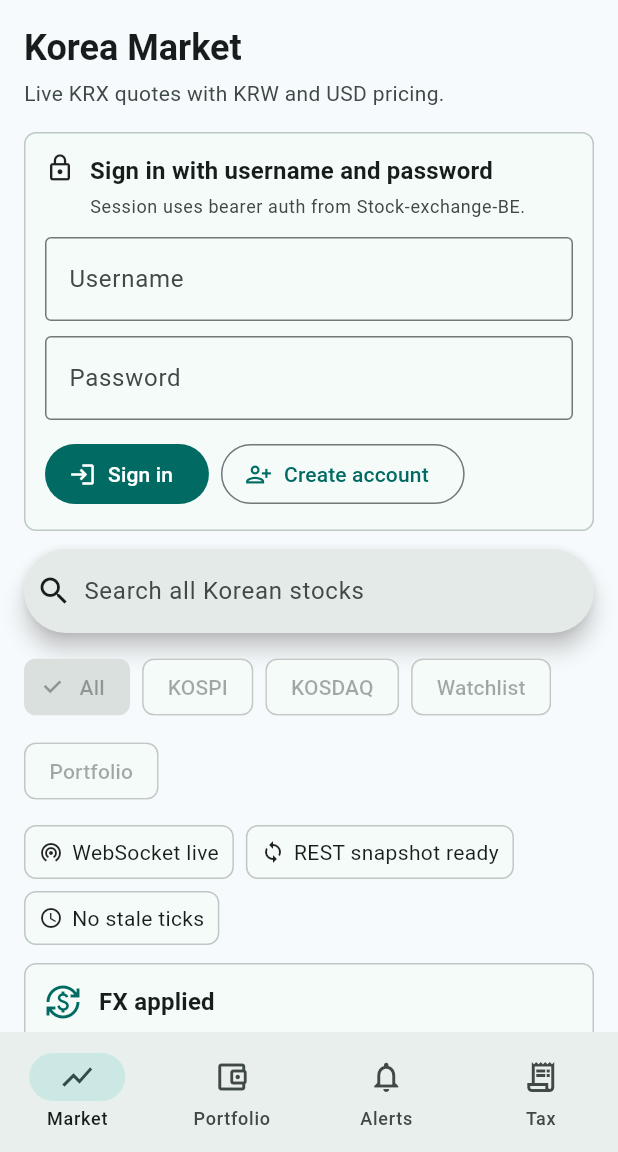
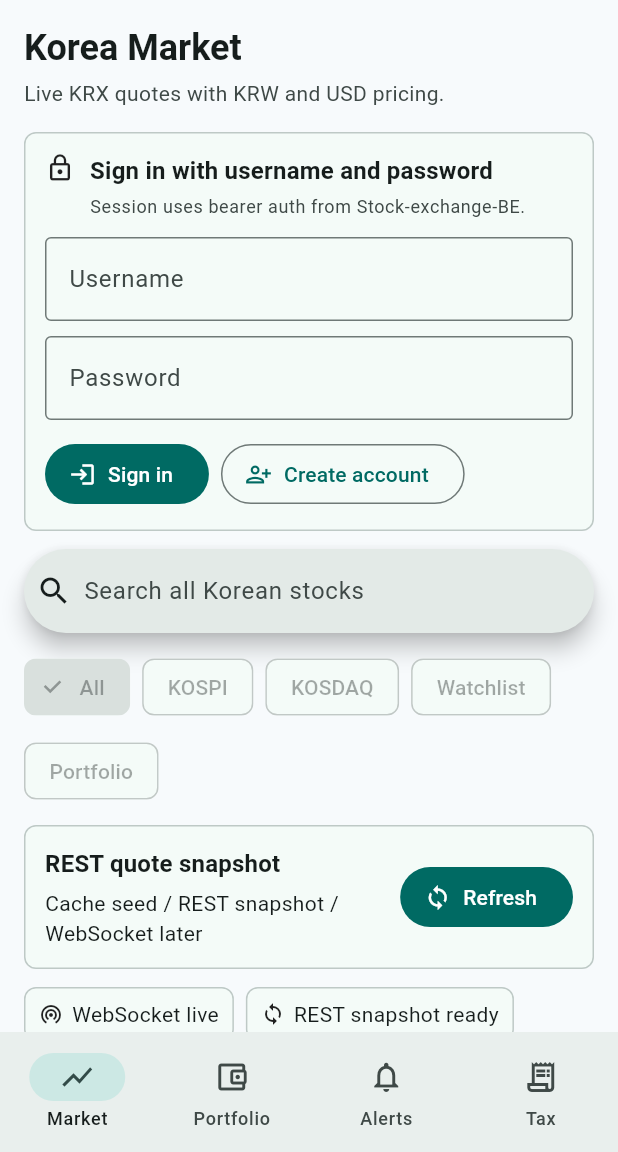
Before and after one commit to Hana-harmony/Stock-exchange-FE, a Flutter app: the screen it shows after launch, on a phone screen of 412 x 824 dp, the part 84-1236 px from its top. Run offline on Flutter 3.47's test engine with Material 3 defaults, Android fonts, the phone set to English and light mode, and no system bars.

Commit message:
feat(market): quote REST snapshot 화면 바인딩
Market quote REST snapshot controller와 화면 바인딩을 구현하고 BE 계약에 맞춰 client query를 정리합니다.

```diff
--- a/lib/src/app.dart
+++ b/lib/src/app.dart
@@ -3,14 +3,17 @@
 
 import 'core/exchange_api_client.dart';
 import 'core/exchange_session_controller.dart';
+import 'core/market_quote_controller.dart';
 
 class StockExchangeApp extends StatelessWidget {
   const StockExchangeApp({
     super.key,
     this.sessionController,
+    this.marketQuoteController,
   });
 
   final ExchangeSessionController? sessionController;
+  final MarketQuoteController? marketQuoteController;
 
   @override
   Widget build(BuildContext context) {
@@ -22,7 +25,10 @@
         scaffoldBackgroundColor: const Color(0xFFF7FAFC),
         useMaterial3: true,
       ),
-      home: ExchangeShell(sessionController: sessionController),
+      home: ExchangeShell(
+        sessionController: sessionController,
+        marketQuoteController: marketQuoteController,
+      ),
     );
   }
 }
@@ -31,9 +37,11 @@
   const ExchangeShell({
     super.key,
     this.sessionController,
+    this.marketQuoteController,
   });
 
   final ExchangeSessionController? sessionController;
+  final MarketQuoteController? marketQuoteController;
 
   @override
   State<ExchangeShell> createState() => _ExchangeShellState();
@@ -42,23 +50,40 @@
 class _ExchangeShellState extends State<ExchangeShell> {
   int _selectedIndex = 0;
   http.Client? _ownedHttpClient;
+  late final ExchangeApiClient _apiClient;
   late final ExchangeSessionController _sessionController;
+  late final MarketQuoteController _marketQuoteController;
 
   @override
   void initState() {
     super.initState();
+    _apiClient = _createApiClient();
     _sessionController = widget.sessionController ?? _createSessionController();
+    _marketQuoteController =
+        widget.marketQuoteController ?? _createMarketQuoteController();
     _sessionController.restore();
   }
 
+  ExchangeApiClient _createApiClient() {
+    _ownedHttpClient = http.Client();
+    return ExchangeApiClient(
+      baseUri: const ExchangeEnvironment().apiBaseUri,
+      httpClient: _ownedHttpClient!,
+      sessionProvider: () => _sessionController.session,
+    );
+  }
+
   ExchangeSessionController _createSessionController() {
-    _ownedHttpClient = http.Client();
     return ExchangeSessionController(
-      apiClient: ExchangeApiClient(
-        baseUri: const ExchangeEnvironment().apiBaseUri,
-        httpClient: _ownedHttpClient!,
-      ),
+      apiClient: _apiClient,
       sessionStore: MemoryExchangeSessionStore(),
+    );
+  }
+
+  MarketQuoteController _createMarketQuoteController() {
+    return MarketQuoteController(
+      apiClient: _apiClient,
+      seedQuotes: seedMarketQuotes,
     );
   }
 
@@ -66,6 +91,9 @@
   void dispose() {
     if (widget.sessionController == null) {
       _sessionController.dispose();
+    }
+    if (widget.marketQuoteController == null) {
+      _marketQuoteController.dispose();
     }
     _ownedHttpClient?.close();
     super.dispose();
@@ -87,7 +115,10 @@
         child: IndexedStack(
           index: _selectedIndex,
           children: [
-            MarketScreen(sessionController: _sessionController),
+            MarketScreen(
+              sessionController: _sessionController,
+              marketQuoteController: _marketQuoteController,
+            ),
             PortfolioScreen(sessionController: _sessionController),
             const AlertsScreen(),
             const TaxScreen(),
@@ -132,9 +163,11 @@
   const MarketScreen({
     super.key,
     required this.sessionController,
+    required this.marketQuoteController,
   });
 
   final ExchangeSessionController sessionController;
+  final MarketQuoteController marketQuoteController;
 
   @override
   Widget build(BuildContext context) {
@@ -145,29 +178,7 @@
         _SessionStatusPanel(sessionController: sessionController),
         const _SearchField(),
         const _MarketFilters(),
-        const _StatusStrip(),
-        const _InfoPanel(
-          icon: Icons.currency_exchange,
-          title: 'FX applied',
-          body: 'USD prices use the latest KRW/USD rate from Stock-exchange-BE.',
-          meta: 'FX 2026-06-18 06:00 UTC / source Hana-OmniLens-API',
-        ),
-        _QuoteRow(
-          symbol: '005930',
-          name: 'Samsung Electronics',
-          priceKrw: 'KRW 82,400',
-          priceUsd: 'USD 54.00',
-          change: '+1.23%',
-          badge: 'Watchlist',
-        ),
-        _QuoteRow(
-          symbol: '035420',
-          name: 'NAVER',
-          priceKrw: 'KRW 183,700',
-          priceUsd: 'USD 120.41',
-          change: '-0.38%',
-          badge: 'Portfolio',
-        ),
+        _QuoteSnapshotPanel(marketQuoteController: marketQuoteController),
       ],
     );
   }
@@ -623,6 +634,123 @@
   }
 }
 
+class _QuoteSnapshotPanel extends StatelessWidget {
+  const _QuoteSnapshotPanel({required this.marketQuoteController});
+
+  final MarketQuoteController marketQuoteController;
+
+  @override
+  Widget build(BuildContext context) {
+    return ValueListenableBuilder<MarketQuoteState>(
+      valueListenable: marketQuoteController,
+      builder: (context, quoteState, child) {
+        final snapshot = quoteState.snapshot;
+        final firstQuote =
+            quoteState.quotes.isNotEmpty ? quoteState.quotes.first : null;
+
+        return Column(
+          crossAxisAlignment: CrossAxisAlignment.start,
+          children: [
+            _QuoteSnapshotActions(
+              quoteState: quoteState,
+              onRefresh: () => marketQuoteController.loadSnapshot(),
+            ),
+            const _StatusStrip(),
+            _InfoPanel(
+              icon: Icons.currency_exchange,
+              title: 'FX applied',
+              body: snapshot == null
+                  ? 'USD prices use the latest KRW/USD rate from Stock-exchange-BE.'
+                  : '${snapshot.quoteCount} quotes from ${snapshot.dataSource}.',
+              meta: firstQuote?.fxMeta ??
+                  'FX pending / source Stock-exchange-BE snapshot',
+            ),
+            if (quoteState.errorMessage != null)
+              _InfoPanel(
+                icon: Icons.error_outline,
+                title: 'Snapshot unavailable',
+                body: quoteState.errorMessage!,
+                meta: 'Keeping the latest visible quote list on screen.',
+              ),
+            if (quoteState.quotes.isEmpty)
+              const _InfoPanel(
+                icon: Icons.search_off,
+                title: 'No quotes',
+                body: 'No Korean stock quote snapshot is available yet.',
+                meta: 'Use REST snapshot refresh after the backend is running.',
+              )
+            else
+              ...quoteState.quotes.map(_QuoteRow.fromMarketQuote),
+          ],
+        );
+      },
+    );
+  }
+}
+
+class _QuoteSnapshotActions extends StatelessWidget {
+  const _QuoteSnapshotActions({
+    required this.quoteState,
+    required this.onRefresh,
+  });
+
+  final MarketQuoteState quoteState;
+  final VoidCallback onRefresh;
+
+  @override
+  Widget build(BuildContext context) {
+    final isLoading = quoteState.status == MarketQuoteStatus.loading;
+    final snapshot = quoteState.snapshot;
+    final cacheStatus = snapshot?.cacheStatus ?? 'seed';
+    final transport = snapshot == null
+        ? 'REST snapshot / WebSocket later'
+        : '${snapshot.transportSnapshot} snapshot / ${snapshot.transportRealtime} live';
+
+    return Padding(
+      padding: const EdgeInsets.only(bottom: 12),
+      child: DecoratedBox(
+        decoration: BoxDecoration(
+          border: Border.all(color: Theme.of(context).colorScheme.outlineVariant),
+          borderRadius: BorderRadius.circular(8),
+          color: Theme.of(context).colorScheme.surface,
+        ),
+        child: Padding(
+          padding: const EdgeInsets.all(14),
+          child: Row(
+            children: [
+              Expanded(
+                child: Column(
+                  crossAxisAlignment: CrossAxisAlignment.start,
+                  children: [
+                    Text(
+                      'REST quote snapshot',
+                      style: Theme.of(context).textTheme.titleMedium?.copyWith(
+                            fontWeight: FontWeight.w700,
+                          ),
+                    ),
+                    const SizedBox(height: 4),
+                    Text('Cache $cacheStatus / $transport'),
+                  ],
+                ),
+              ),
+              FilledButton.icon(
+                onPressed: isLoading ? null : onRefresh,
+                icon: isLoading
+                    ? const SizedBox.square(
+                        dimension: 16,
+                        child: CircularProgressIndicator(strokeWidth: 2),
+                      )
+                    : const Icon(Icons.sync),
+                label: const Text('Refresh'),
+              ),
+            ],
+          ),
+        ),
+      ),
+    );
+  }
+}
+
 class _StatusChip extends StatelessWidget {
   const _StatusChip({required this.icon, required this.label});
 
@@ -663,6 +791,17 @@
     required this.change,
     required this.badge,
   });
+
+  factory _QuoteRow.fromMarketQuote(MarketQuote quote) {
+    return _QuoteRow(
+      symbol: quote.stockCode,
+      name: quote.stockName,
+      priceKrw: quote.krwDisplay,
+      priceUsd: quote.localCurrencyDisplay,
+      change: quote.changeRate,
+      badge: quote.badge,
+    );
+  }
 
   final String symbol;
   final String name;
--- /dev/null
+++ b/lib/src/core/market_quote_controller.dart
@@ -0,0 +1,251 @@
+import 'package:flutter/foundation.dart';
+
+import 'exchange_api_client.dart';
+
+enum MarketQuoteStatus {
+  idle,
+  loading,
+  loaded,
+  failure,
+}
+
+class MarketQuoteState {
+  const MarketQuoteState({
+    required this.status,
+    required this.quotes,
+    this.snapshot,
+    this.errorMessage,
+  });
+
+  const MarketQuoteState.idle({List<MarketQuote> seedQuotes = const []})
+      : status = MarketQuoteStatus.idle,
+        quotes = seedQuotes,
+        snapshot = null,
+        errorMessage = null;
+
+  const MarketQuoteState.loading({
+    required this.quotes,
+    this.snapshot,
+  })  : status = MarketQuoteStatus.loading,
+        errorMessage = null;
+
+  MarketQuoteState.loaded(MarketQuoteSnapshot loadedSnapshot)
+      : status = MarketQuoteStatus.loaded,
+        quotes = loadedSnapshot.quotes,
+        snapshot = loadedSnapshot,
+        errorMessage = null;
+
+  const MarketQuoteState.failure({
+    required this.errorMessage,
+    required this.quotes,
+    this.snapshot,
+  }) : status = MarketQuoteStatus.failure;
+
+  final MarketQuoteStatus status;
+  final List<MarketQuote> quotes;
+  final MarketQuoteSnapshot? snapshot;
+  final String? errorMessage;
+}
+
+class MarketQuoteSnapshot {
+  const MarketQuoteSnapshot({
+    required this.dataSource,
+    required this.marketCoverage,
+    required this.displayCurrency,
+    required this.transportSnapshot,
+    required this.transportRealtime,
+    required this.cacheStatus,
+    required this.quoteCount,
+    required this.quotes,
+    required this.servedAt,
+  });
+
+  final String dataSource;
+  final String marketCoverage;
+  final String displayCurrency;
+  final String transportSnapshot;
+  final String transportRealtime;
+  final String cacheStatus;
+  final int quoteCount;
+  final List<MarketQuote> quotes;
+  final DateTime? servedAt;
+
+  static MarketQuoteSnapshot fromJson(Map<String, dynamic> json) {
+    final transport = _map(json['transport']);
+    final cache = _map(json['cache']);
+    final quoteValues = json['quotes'];
+
+    return MarketQuoteSnapshot(
+      dataSource: _string(json['dataSource'], fallback: 'Stock-exchange-BE'),
+      marketCoverage: _string(json['marketCoverage'], fallback: 'ALL'),
+      displayCurrency: _string(json['displayCurrency'], fallback: 'USD'),
+      transportSnapshot: _string(transport['snapshot'], fallback: 'REST'),
+      transportRealtime: _string(transport['realtime'], fallback: 'WebSocket'),
+      cacheStatus: _string(cache['status'], fallback: 'UNKNOWN'),
+      quoteCount: json['quoteCount'] is int ? json['quoteCount'] as int : 0,
+      quotes: quoteValues is List
+          ? quoteValues.map((value) => MarketQuote.fromJson(_map(value))).toList()
+          : const [],
+      servedAt: _dateTime(json['servedAt']),
+    );
+  }
+}
+
+class MarketQuote {
+  const MarketQuote({
+    required this.stockCode,
+    required this.stockName,
+    required this.market,
+    required this.currentPriceKrw,
+    required this.changeRate,
+    required this.volume,
+    required this.localCurrency,
+    required this.localCurrencyPrice,
+    required this.fxRate,
+    required this.fxRateTime,
+    required this.fxRateSource,
+    required this.fxStale,
+    this.badge = 'Live',
+  });
+
+  final String stockCode;
+  final String stockName;
+  final String market;
+  final String currentPriceKrw;
+  final String changeRate;
+  final int volume;
+  final String localCurrency;
+  final String localCurrencyPrice;
+  final String fxRate;
+  final DateTime? fxRateTime;
+  final String fxRateSource;
+  final bool fxStale;
+  final String badge;
+
+  String get krwDisplay => 'KRW $currentPriceKrw';
+
+  String get localCurrencyDisplay => '$localCurrency $localCurrencyPrice';
+
+  String get fxMeta {
+    final time = fxRateTime?.toUtc().toIso8601String() ?? 'unknown time';
+    final stale = fxStale ? ' / stale' : '';
+    return 'FX $fxRate / $time / source $fxRateSource$stale';
+  }
+
+  static MarketQuote fromJson(Map<String, dynamic> json) {
+    return MarketQuote(
+      stockCode: _string(json['stockCode'], fallback: ''),
+      stockName: _string(json['stockName'], fallback: 'Unknown stock'),
+      market: _string(json['market'], fallback: 'UNKNOWN'),
+      currentPriceKrw: _string(json['currentPriceKrw'], fallback: '0'),
+      changeRate: _string(json['changeRate'], fallback: '0'),
+      volume: json['volume'] is int ? json['volume'] as int : 0,
+      localCurrency: _string(json['localCurrency'], fallback: 'USD'),
+      localCurrencyPrice: _string(json['localCurrencyPrice'], fallback: '0'),
+      fxRate: _string(json['fxRate'], fallback: '0'),
+      fxRateTime: _dateTime(json['fxRateTime']),
+      fxRateSource: _string(json['fxRateSource'], fallback: 'UNKNOWN'),
+      fxStale: json['fxStale'] as bool? ?? false,
+      badge: _string(json['market'], fallback: 'Live'),
+    );
+  }
+}
+
+class MarketQuoteController extends ValueNotifier<MarketQuoteState> {
+  MarketQuoteController({
+    required ExchangeApiClient apiClient,
+    List<MarketQuote> seedQuotes = const [],
+  })  : _apiClient = apiClient,
+        super(MarketQuoteState.idle(seedQuotes: seedQuotes));
+
+  final ExchangeApiClient _apiClient;
+
+  Future<void> loadSnapshot({
+    String? market,
+    String currency = 'USD',
+  }) async {
+    value = MarketQuoteState.loading(
+      quotes: value.quotes,
+      snapshot: value.snapshot,
+    );
+
+    try {
+      final response = await _apiClient.getMarketQuotes(
+        market: market,
+        currency: currency,
+      );
+      final snapshot = MarketQuoteSnapshot.fromJson(response.data ?? {});
+      value = MarketQuoteState.loaded(snapshot);
+    } on ExchangeApiException catch (error) {
+      value = MarketQuoteState.failure(
+        errorMessage: error.message,
+        quotes: value.quotes,
+        snapshot: value.snapshot,
+      );
+    } on Object {
+      value = MarketQuoteState.failure(
+        errorMessage: 'Unable to load market quotes.',
+        quotes: value.quotes,
+        snapshot: value.snapshot,
+      );
+    }
+  }
+}
+
+const List<MarketQuote> seedMarketQuotes = [
+  MarketQuote(
+    stockCode: '005930',
+    stockName: 'Samsung Electronics',
+    market: 'KOSPI',
+    currentPriceKrw: '82400',
+    changeRate: '+1.23%',
+    volume: 18300000,
+    localCurrency: 'USD',
+    localCurrencyPrice: '54.00',
+    fxRate: '1525.93',
+    fxRateTime: null,
+    fxRateSource: 'Hana-OmniLens-API',
+    fxStale: false,
+    badge: 'Watchlist',
+  ),
+  MarketQuote(
+    stockCode: '035420',
+    stockName: 'NAVER',
+    market: 'KOSPI',
+    currentPriceKrw: '183700',
+    changeRate: '-0.38%',
+    volume: 925000,
+    localCurrency: 'USD',
+    localCurrencyPrice: '120.41',
+    fxRate: '1525.59',
+    fxRateTime: null,
+    fxRateSource: 'Hana-OmniLens-API',
+    fxStale: false,
+    badge: 'Portfolio',
+  ),
+];
+
+Map<String, dynamic> _map(Object? value) {
+  if (value is Map<String, dynamic>) {
+    return value;
+  }
+  if (value is Map) {
+    return value.map((key, value) => MapEntry('$key', value));
+  }
+  return {};
+}
+
+String _string(Object? value, {required String fallback}) {
+  if (value == null) {
+    return fallback;
+  }
+  final text = '$value';
+  return text.isEmpty ? fallback : text;
+}
+
+DateTime? _dateTime(Object? value) {
+  if (value is! String || value.isEmpty) {
+    return null;
+  }
+  return DateTime.tryParse(value);
+}
```
Also changed, not shown: lib/src/core/exchange_api_client.dart (+5 -4 lines), 7 other files.
